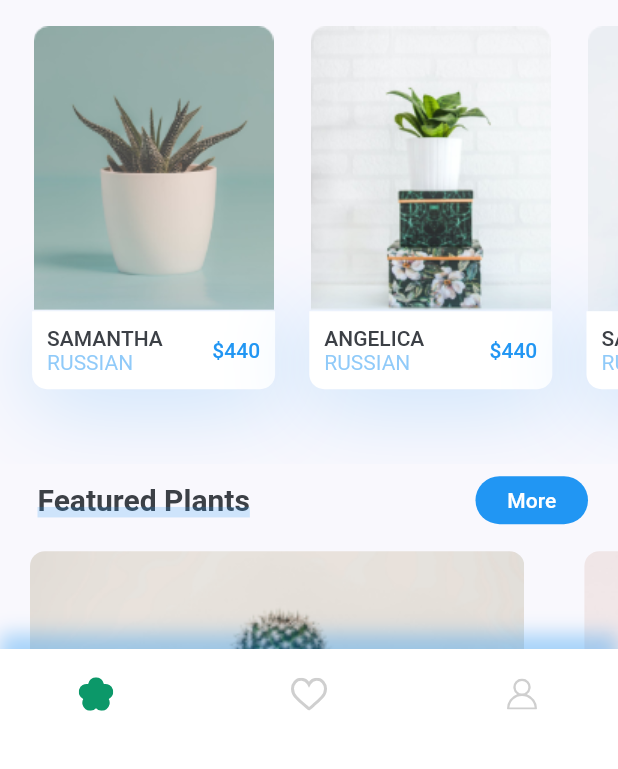
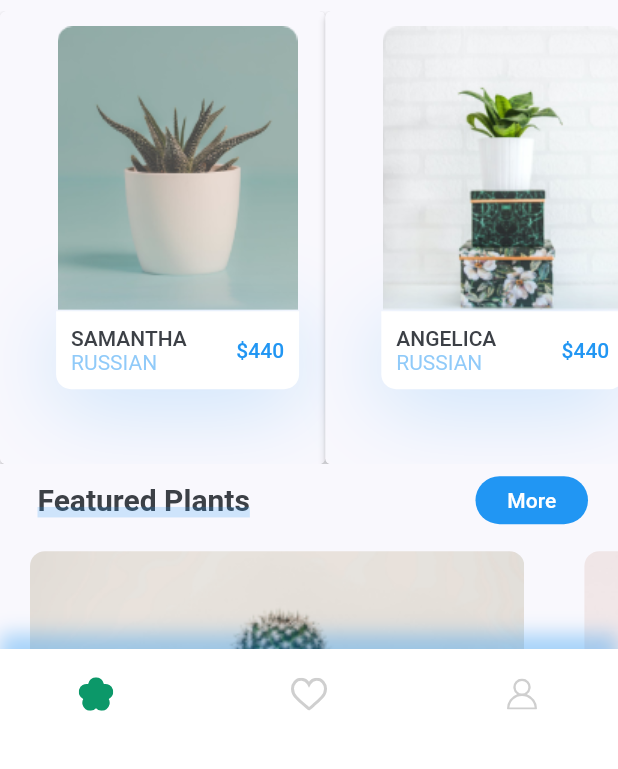
Before and after one commit to tuna2608/plant_shop, a Flutter app: the first screen one second after launch, on a phone screen of 412 x 824 dp, the part 467-1236 px from its top. Run offline on Flutter 3.47's test engine with Material 2 defaults, Android fonts, the phone set to English and light mode, and no system bars; our stand-ins replace flutter_svg.

Commit message:
finish all

```diff
--- a/lib/constant.dart
+++ b/lib/constant.dart
@@ -2,7 +2,6 @@ import 'package:flutter/material.dart';
 
 // const kPrimaryColor = Color(0xFF0C9869);
 const kPrimaryColor = Colors.blue;
-
 const kTextColor = Color(0xFF3C4046);
 const kBackgroundColor = Color(0xFFF9F8FD);
 
--- a/lib/screens/home/components/recomended_plants.dart
+++ b/lib/screens/home/components/recomended_plants.dart
@@ -18,54 +18,18 @@ class RecomendedPlants extends StatelessWidget {
             title: "Samantha",
             country: "Russian",
             price: 440,
-            press: () {
-              Future.delayed(
-                const Duration(seconds: 3),
-                () {
-                  Navigator.of(context).push(
-                    MaterialPageRoute(
-                      builder: (context) => const DetailScreen(),
-                    ),
-                  );
-                },
-              );
-            },
           ),
           RecomendedPlantCard(
             image: "assets/images/image_2.png",
             title: "Angelica",
             country: "Russian",
             price: 440,
-            press: () {
-              // Future.delayed(
-              //   const Duration(seconds: 2),
-              //   () {
-              //     Navigator.of(context).push(
-              //       MaterialPageRoute(
-              //         builder: (context) => const DetailScreen(),
-              //       ),
-              //     );
-              //   },
-              // );
-            },
           ),
           RecomendedPlantCard(
             image: "assets/images/image_3.png",
             title: "Samantha",
             country: "Russian",
             price: 440,
-            press: () {
-              // Future.delayed(
-              //   const Duration(seconds: 1),
-              //   () {
-              //     Navigator.of(context).push(
-              //       MaterialPageRoute(
-              //         builder: (context) => const DetailScreen(),
-              //       ),
-              //     );
-              //   },
-              // );
-            },
           ),
         ],
       ),
@@ -80,17 +44,26 @@ class RecomendedPlantCard extends StatelessWidget {
     required this.title,
     required this.country,
     required this.price,
-    required this.press,
   }) : super(key: key);
 
   final String image, title, country;
   final int price;
-  final Function press;
 
   @override
   Widget build(BuildContext context) {
     Size size = MediaQuery.of(context).size;
-    return Container(
+    return ElevatedButton(
+      style: ElevatedButton.styleFrom(
+        backgroundColor: kBackgroundColor,
+      ),
+      onPressed: () {
+        Navigator.of(context).push(
+          MaterialPageRoute(
+            builder: (context) => const DetailScreen(),
+          ),
+        );
+      },
+      child: Container(
         margin: EdgeInsets.only(
           left: kDefaultPadding,
           top: kDefaultPadding / 2,
@@ -100,9 +73,7 @@ class RecomendedPlantCard extends StatelessWidget {
         child: Column(
           children: <Widget>[
             Image.asset(image),
-          GestureDetector(
-            onTap: press(),
-            child: Container(
+            Container(
               width: 162,
               padding: EdgeInsets.all(kDefaultPadding / 2),
               decoration: BoxDecoration(
@@ -148,9 +119,20 @@ class RecomendedPlantCard extends StatelessWidget {
                 ],
               ),
             ),
+          ],
         ),
-        ],
       ),
     );
   }
 }
+
+              // Future.delayed(
+              //   const Duration(seconds: 1),
+              //   () {
+              //     Navigator.of(context).push(
+              //       MaterialPageRoute(
+              //         builder: (context) => const DetailScreen(),
+              //       ),
+              //     );
+              //   },
+              // );
```
Lines whose indentation alone changed are shown as unchanged.
